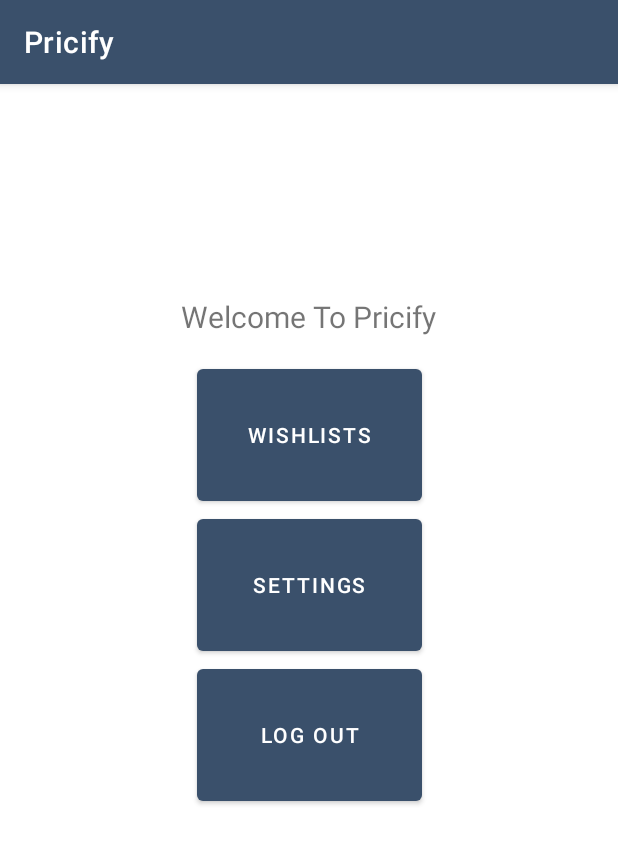
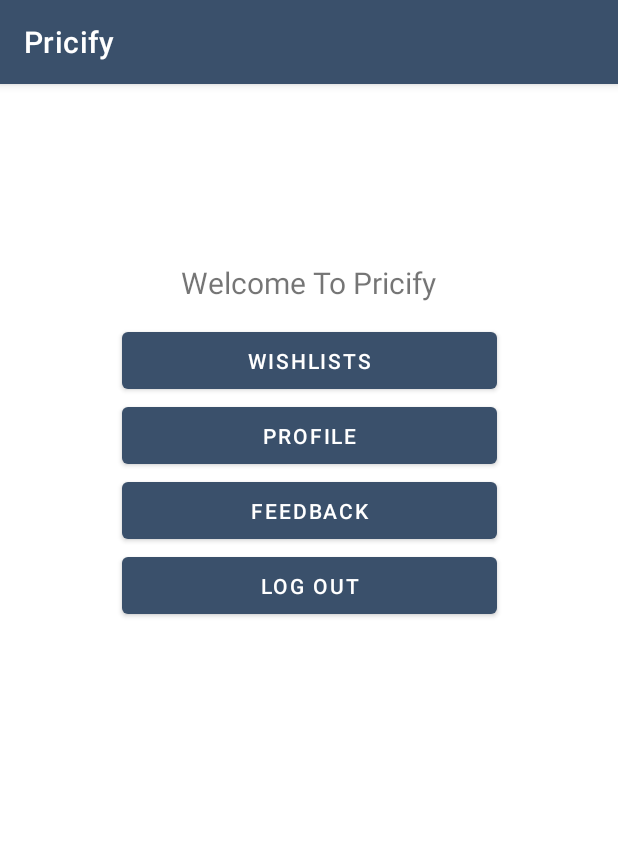
Before and after one commit to Mehdi-agz/Pricify, an Android app: the screen it shows after launch once a user with an empty profile is signed in (HomeActivity), on a phone screen of 412 x 824 dp. Shown: the top 844 px of the screen. Run offline under Robolectric (Android 15) with nearby library versions, the phone set to English and light mode, and no system bars; our stand-ins replace Firebase (no records; nobody signed in at launch, a user with empty details on screens opened directly); 1 statement that could not run was skipped.

Commit message:
removed settings added feedback

```diff
--- a/app/src/main/AndroidManifest.xml
+++ b/app/src/main/AndroidManifest.xml
@@ -16,7 +16,7 @@
             android:name=".ProfileActivity"
             android:exported="false">
         </activity>
-        <activity android:name=".SettingsActivity">
+        <activity android:name=".FeedbackActivity">
 
         </activity>
         <activity android:name=".AddItemActivity">
--- a/app/src/main/java/com/example/pricify/MainActivity.kt
+++ b/app/src/main/java/com/example/pricify/MainActivity.kt
@@ -51,10 +51,9 @@ class MainActivity : AppCompatActivity() {
     }
 
     private fun scaler(btn: Button) {
-        val scaleX = PropertyValuesHolder.ofFloat(View.SCALE_X,  0.75f, 1f, 1f)
-        val scaleY =  PropertyValuesHolder.ofFloat(View.SCALE_Y,  1.25f, 1f, 1f)
+        val scaleX = PropertyValuesHolder.ofFloat(View.SCALE_X,  0.95f, 1f, 1f)
+        val scaleY =  PropertyValuesHolder.ofFloat(View.SCALE_Y,  1.00f, 1f, 1f)
         val animator = ObjectAnimator.ofPropertyValuesHolder(btn, scaleX, scaleY)
         animator.start()
-
     }
 }
--- a/app/src/main/res/layout/activity_home.xml
+++ b/app/src/main/res/layout/activity_home.xml
@@ -22,9 +22,9 @@
         android:id="@+id/wishlists_btn"
         android:layout_width="wrap_content"
         android:layout_height="wrap_content"
-        android:layout_marginBottom="300dp"
-        android:minWidth="150dp"
-        android:minHeight="100dp"
+        android:layout_marginBottom="400dp"
+        android:minWidth="250dp"
+        android:minHeight="50dp"
         android:text="@string/wishlists_btn"
         app:layout_constraintBottom_toBottomOf="parent"
         app:layout_constraintEnd_toEndOf="parent"
@@ -32,23 +32,36 @@
         app:layout_constraintTop_toTopOf="parent" />
 
     <Button
-        android:id="@+id/settings_btn"
+        android:id="@+id/profile_btn"
         android:layout_width="wrap_content"
         android:layout_height="wrap_content"
-        android:text="@string/settings_btn"
-        android:minWidth="150dp"
-        android:minHeight="100dp"
+        android:text="@string/profile_btn"
+        android:layout_marginBottom="400dp"
+        android:minWidth="250dp"
+        android:minHeight="50dp"
         app:layout_constraintStart_toStartOf="@id/wishlists_btn"
         app:layout_constraintTop_toBottomOf="@id/wishlists_btn" />
+
+    <Button
+        android:id="@+id/feedback_btn"
+        android:layout_width="wrap_content"
+        android:layout_height="wrap_content"
+        android:text="@string/feedback_btn"
+        android:layout_marginBottom="400dp"
+        android:minWidth="250dp"
+        android:minHeight="50dp"
+        app:layout_constraintStart_toStartOf="@id/profile_btn"
+        app:layout_constraintTop_toBottomOf="@id/profile_btn" />
 
     <Button
         android:id="@+id/logout_btn"
         android:layout_width="wrap_content"
         android:layout_height="wrap_content"
         android:text="@string/logout_btn"
-        android:minWidth="150dp"
-        android:minHeight="100dp"
-        app:layout_constraintStart_toStartOf="@id/settings_btn"
-        app:layout_constraintTop_toBottomOf="@id/settings_btn" />
+        android:layout_marginBottom="400dp"
+        android:minWidth="250dp"
+        android:minHeight="50dp"
+        app:layout_constraintStart_toStartOf="@id/feedback_btn"
+        app:layout_constraintTop_toBottomOf="@id/feedback_btn" />
 
 </androidx.constraintlayout.widget.ConstraintLayout>
--- a/app/src/main/res/values/strings.xml
+++ b/app/src/main/res/values/strings.xml
@@ -41,6 +41,7 @@
     <string name="enter_price">Item Price</string>
     <string name="enter_price_drop">Price drop threshold</string>
     <string name="item_image_url">Item Image URL</string>
+    <string name="feedback_btn">Feedback</string>
 
 
 </resources>
```
Also changed, not shown: app/src/main/java/com/example/pricify/FeedbackActivity.kt (renamed from app/src/main/java/com/example/pricify/SettingsActivity.kt, +5 -5 lines), app/src/main/java/com/example/pricify/HomeActivity.kt (+16 -6 lines), app/src/main/res/layout/activity_feedback.xml (renamed from app/src/main/res/layout/activity_settings.xml).
